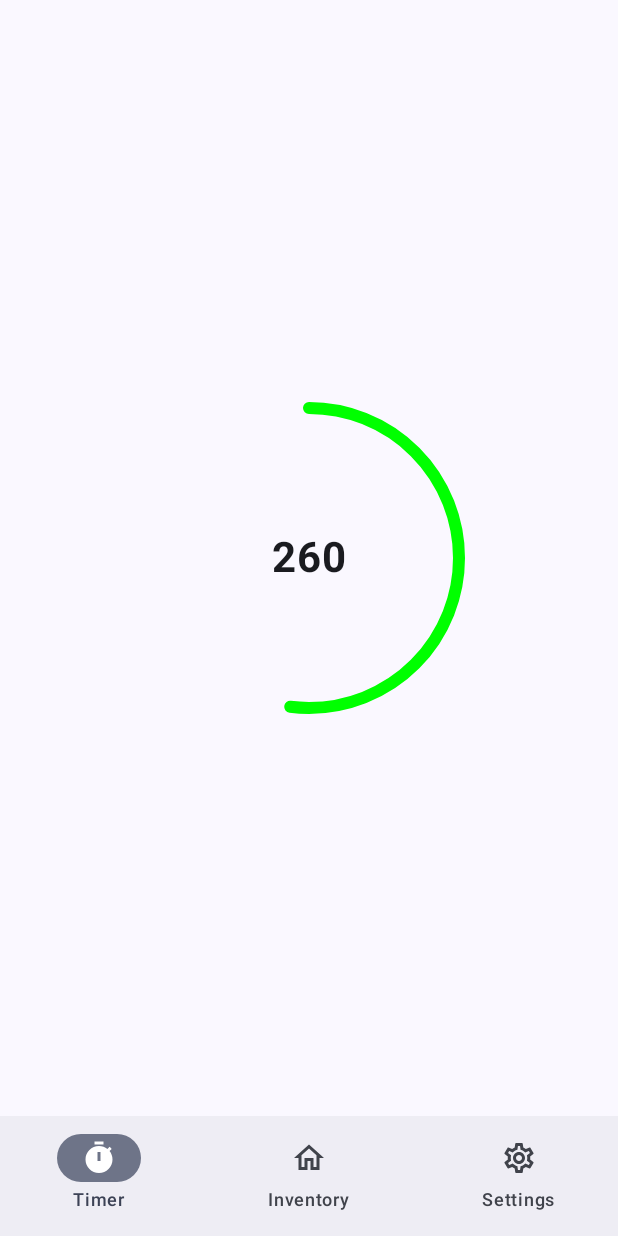
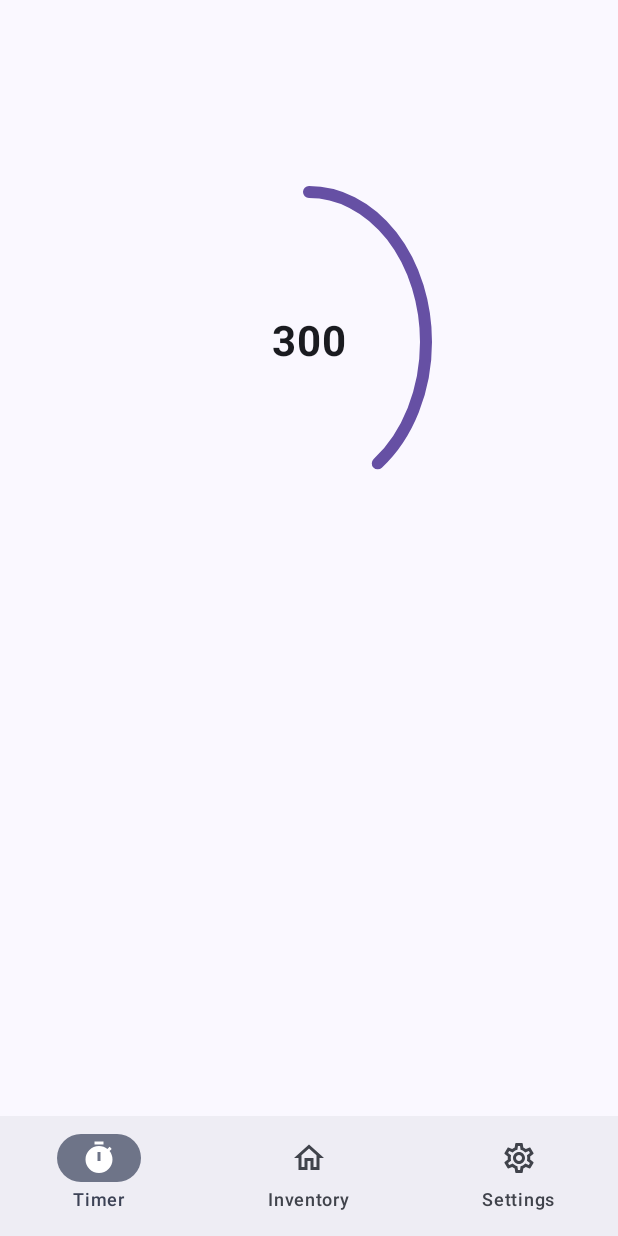
Before and after one commit to ostap-khomiak/PomidoroTimer, an Android app built with Jetpack Compose: the screen it shows after launch (MainActivity), on a phone screen of 412 x 824 dp. Run offline under Robolectric (Android 15) with nearby library versions, the phone set to English and light mode, and no system bars.

Commit message:
feat: Small changes in Timer

```diff
--- a/app/src/main/java/com/ostapkhomiak/pomidorotimer/presentation/timer/Timer.kt
+++ b/app/src/main/java/com/ostapkhomiak/pomidorotimer/presentation/timer/Timer.kt
@@ -6,7 +6,8 @@ import androidx.compose.animation.core.animateFloatAsState
 import androidx.compose.animation.core.tween
 import androidx.compose.foundation.Canvas
 import androidx.compose.foundation.layout.Box
-import androidx.compose.foundation.layout.fillMaxSize
+import androidx.compose.foundation.layout.fillMaxWidth
+import androidx.compose.foundation.layout.padding
 import androidx.compose.foundation.layout.size
 import androidx.compose.material3.Text
 import androidx.compose.runtime.Composable
@@ -24,27 +25,27 @@ import androidx.compose.ui.unit.Dp
 import androidx.compose.ui.unit.TextUnit
 import androidx.compose.ui.unit.dp
 import androidx.compose.ui.unit.sp
+import com.ostapkhomiak.pomidorotimer.ui.theme.Purple40
 
 
 @Composable
 fun ShowTimer(){
     Box (
-        modifier = Modifier.fillMaxSize(),
+        modifier = Modifier.fillMaxWidth().padding(128.dp),
         contentAlignment = Alignment.Center
     ) {
-        CircularProgressBar(0.52F, 500)
+        CircularProgressBar(200, 500)
     }
-
 }
 
 
 @Composable
 fun CircularProgressBar(
-    percentage: Float,
-    number: Int,
+    timeElapsed: Int,
+    timeLimitInSeconds: Int,
     fontSize: TextUnit = 28.sp,
     radius: Dp = 100.dp,
-    color: Color = Color.Green,
+    color: Color = Purple40,
     strokeWidth: Dp = 8.dp,
     animDuration: Int = 1000,
     animDelay: Int = 0
@@ -52,13 +53,15 @@ fun CircularProgressBar(
     var animationPlayed by remember { mutableStateOf(false)}
 
     val curPercentage = animateFloatAsState(
-        targetValue = if (animationPlayed) percentage else 0f,
+        targetValue = if (animationPlayed) (timeElapsed.toFloat() / timeLimitInSeconds) else 0f,
         animationSpec = tween(
             durationMillis = animDuration,
             delayMillis = animDelay
         )
 
     )
+
+    var timeLeft = timeLimitInSeconds - timeElapsed
 
     LaunchedEffect(key1 = true) {
         animationPlayed = true
@@ -80,7 +83,7 @@ fun CircularProgressBar(
         }
 
         Text(
-            text = (curPercentage.value * number).toInt().toString(),
+            text = timeLeft.toString(),  // TODO: style it to time format MM:SS
             fontSize = fontSize,
             fontWeight = FontWeight.Bold
         )
```
